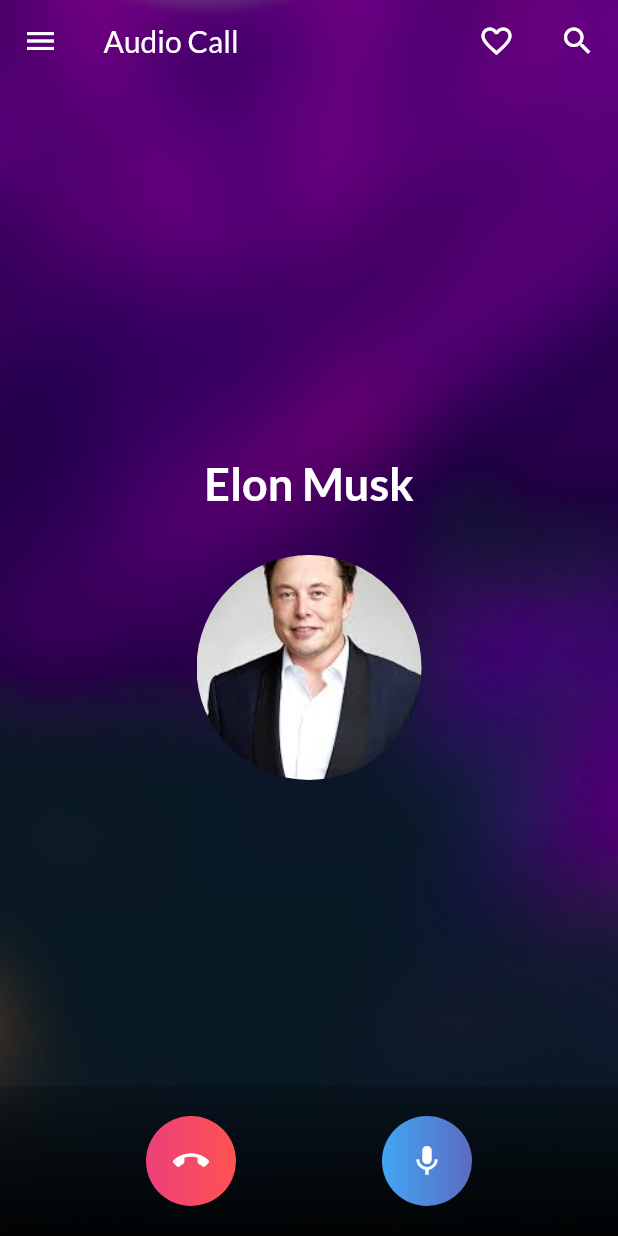
After one commit to Gauravkatva/convoz, a Flutter app: the CallScreen screen opened directly, on a phone screen of 412 x 824 dp. The commit adds this screen. Run offline on Flutter 3.47's test engine with Material 2 defaults, Android fonts, the phone set to English and light mode, and no system bars; drawn by our look-alikes of bouncing_widget; our stand-ins replace google_fonts, permission_handler; missing offline and left inert: agora_rtc_engine.

Commit message:
final commit

```diff
--- a/lib/components/live_person.dart
+++ b/lib/components/live_person.dart
@@ -1,4 +1,6 @@
 import 'package:bouncing_widget/bouncing_widget.dart';
+import 'package:convoz/screens/call_screen.dart';
+import 'package:flutter/cupertino.dart';
 import 'package:flutter/material.dart';
 import 'package:google_fonts/google_fonts.dart';
 
@@ -24,7 +26,12 @@ class LivePerson extends StatelessWidget {
             height: 10,
           ),
           BouncingWidget(
-            onPressed: () {},
+            onPressed: isLive
+                ? () {
+                    Navigator.of(context).push(
+                        CupertinoPageRoute(builder: (context) => CallScreen()));
+                  }
+                : () {},
             scaleFactor: 2,
             child: Container(
               height: 80,
--- /dev/null
+++ b/lib/screens/call_screen.dart
@@ -0,0 +1,226 @@
+import 'package:agora_rtc_engine/rtc_engine.dart';
+import 'package:bouncing_widget/bouncing_widget.dart';
+import 'package:flutter/material.dart';
+import 'package:convoz/utils/settings.dart' as settings;
+import 'package:google_fonts/google_fonts.dart';
+
+class CallScreen extends StatefulWidget {
+  String channelName;
+  CallScreen({this.channelName = settings.Channel_Name});
+  @override
+  _CallScreenState createState() => _CallScreenState();
+}
+
+class _CallScreenState extends State<CallScreen> {
+  RtcEngine engine;
+  String _imagePath = "assets/home_bg.png";
+  bool _joined = false;
+  int _remoteUid = null;
+  bool _switch = false;
+  @override
+  void initState() {
+    super.initState();
+    initPlatformState();
+  }
+
+  Future<void> initPlatformState() async {
+    // Create RTC client instance
+    var engine = await RtcEngine.create(settings.APP_ID);
+    // Define event handler
+    engine.setEventHandler(RtcEngineEventHandler(
+        joinChannelSuccess: (String channel, int uid, int elapsed) {
+      print('joinChannelSuccess ${channel} ${uid}');
+      setState(() {
+        _joined = true;
+      });
+    }, userJoined: (int uid, int elapsed) {
+      print('userJoined ${uid}');
+      setState(() {
+        _remoteUid = uid;
+      });
+    }, userOffline: (int uid, UserOfflineReason reason) {
+      print('userOffline ${uid}');
+      setState(() {
+        _remoteUid = null;
+      });
+    }));
+    // Join channel 123
+    await engine.joinChannel(settings.Token, '123', null, 0);
+  }
+
+  @override
+  Widget build(BuildContext context) {
+    return Scaffold(
+      body: Center(
+        child: Stack(
+          children: [
+            Container(
+              constraints: BoxConstraints.expand(),
+              decoration: BoxDecoration(
+                image: DecorationImage(
+                  image: AssetImage(
+                    _imagePath,
+                  ),
+                  fit: BoxFit.cover,
+                ),
+              ),
+            ),
+            Padding(
+              padding: const EdgeInsets.fromLTRB(15, 15, 15, 20),
+              child: SafeArea(
+                child: SingleChildScrollView(
+                  physics: BouncingScrollPhysics(),
+                  child: Column(
+                    children: [
+                      Row(
+                        mainAxisAlignment: MainAxisAlignment.spaceBetween,
+                        children: [
+                          Row(
+                            children: [
+                              Icon(
+                                Icons.menu,
+                                color: Colors.white,
+                              ),
+                              SizedBox(
+                                width: 30,
+                              ),
+                              Text(
+                                "Audio Call",
+                                style: GoogleFonts.lato(
+                                  textStyle: TextStyle(
+                                    color: Colors.white,
+                                    fontSize: 20,
+                                  ),
+                                ),
+                              ),
+                            ],
+                          ),
+                          Row(
+                            children: [
+                              Icon(
+                                Icons.favorite_border,
+                                color: Colors.white,
+                              ),
+                              SizedBox(
+                                width: 30,
+                              ),
+                              Icon(
+                                Icons.search,
+                                color: Colors.white,
+                              ),
+                            ],
+                          ),
+                        ],
+                      ),
+                    ],
+                  ),
+                ),
+              ),
+            ),
+            Center(
+              child: Column(
+                mainAxisAlignment: MainAxisAlignment.center,
+                children: [
+                  Text(
+                    "Elon Musk",
+                    style: GoogleFonts.lato(
+                      textStyle: TextStyle(
+                        color: Colors.white,
+                        fontWeight: FontWeight.bold,
+                        fontSize: 30,
+                      ),
+                    ),
+                  ),
+                  SizedBox(
+                    height: 30,
+                  ),
+                  Container(
+                    height: 150,
+                    width: 150,
+                    decoration: BoxDecoration(
+                      borderRadius: BorderRadius.circular(150),
+                      image: DecorationImage(
+                        image: AssetImage("assets/elon.png"),
+                        fit: BoxFit.cover,
+                      ),
+                    ),
+                  ),
+                ],
+              ),
+            ),
+            Positioned(
+              child: Align(
+                alignment: Alignment.bottomCenter,
+                child: Container(
+                  height: 100,
+                  // color: Colors.white,
+                  decoration: BoxDecoration(
+                    gradient: LinearGradient(
+                      begin: Alignment.topCenter,
+                      end: Alignment.bottomCenter,
+                      colors: [
+                        Colors.black.withOpacity(0.2),
+                        Colors.black.withOpacity(0.9),
+                      ],
+                    ),
+                  ),
+                  child: Row(
+                    mainAxisAlignment: MainAxisAlignment.spaceEvenly,
+                    children: [
+                      BouncingWidget(
+                        onPressed: () {
+                          Navigator.of(context).pop();
+                        },
+                        child: Container(
+                          height: 60,
+                          width: 60,
+                          decoration: BoxDecoration(
+                            borderRadius: BorderRadius.circular(30),
+                            gradient: LinearGradient(
+                              colors: [
+                                Colors.pink[400],
+                                Colors.redAccent[200],
+                              ],
+                            ),
+                          ),
+                          child: Center(
+                            child: Icon(
+                              Icons.call_end,
+                              color: Colors.white,
+                            ),
+                          ),
+                        ),
+                      ),
+                      BouncingWidget(
+                        onPressed: () {},
+                        child: Container(
+                          height: 60,
+                          width: 60,
+                          decoration: BoxDecoration(
+                            borderRadius: BorderRadius.circular(30),
+                            gradient: LinearGradient(
+                              colors: [
+                                Colors.blue[400],
+                                Colors.indigo[400],
+                              ],
+                            ),
+                          ),
+                          child: Center(
+                            child: Icon(
+                              Icons.mic,
+                              color: Colors.white,
+                            ),
+                          ),
+                        ),
+                      ),
+                    ],
+                  ),
+                ),
+              ),
+            ),
+          ],
+        ),
+      ),
+    );
+  }
+}
--- a/lib/screens/lending.dart
+++ b/lib/screens/lending.dart
@@ -4,6 +4,7 @@ import 'package:convoz/components/button.dart';
 import 'package:convoz/screens/home.dart';
 import 'package:flutter/cupertino.dart';
 import 'package:flutter/material.dart';
+import 'package:permission_handler/permission_handler.dart';
 
 class Lending extends StatefulWidget {
   @override
@@ -12,6 +13,23 @@ class Lending extends StatefulWidget {
 
 class _LendingState extends State<Lending> {
   String _imagePath = "assets/lending.jpg";
+
+  Future<void> onJoin() async {
+    // await for camera and mic permissions before pushing video page
+    await _handleCameraAndMic(Permission.microphone);
+    var micStatus = await Permission.microphone.status;
+    // push video page with given channel name
+    if (micStatus.isGranted) {
+      Navigator.of(context)
+          .push(CupertinoPageRoute(builder: (context) => HomePage()));
+    }
+  }
+
+  Future<void> _handleCameraAndMic(Permission permission) async {
+    final status = await permission.request();
+    print(status);
+  }
+
   @override
   Widget build(BuildContext context) {
     return Scaffold(
@@ -50,10 +68,7 @@ class _LendingState extends State<Lending> {
                   textStyle: TextStyle(
                     color: Colors.white,
                   ),
-                  onPressed: () {
-                    Navigator.of(context).push(
-                        CupertinoPageRoute(builder: (context) => HomePage()));
-                  },
+                  onPressed: onJoin,
                 ),
                 SizedBox(
                   height: 15,
@@ -63,10 +78,7 @@ class _LendingState extends State<Lending> {
                   textStyle: TextStyle(
                     color: Colors.white,
                   ),
-                  onPressed: () {
-                    Navigator.of(context).push(
-                        CupertinoPageRoute(builder: (context) => HomePage()));
-                  },
+                  onPressed: onJoin,
                 ),
                 SizedBox(
                   height: 15,
--- /dev/null
+++ b/lib/utils/settings.dart
@@ -0,0 +1,3 @@
+const APP_ID = "4490eac52e3946fab50c99e698e59de2";
+const Channel_Name = "Gaurav_Test";
+const Token = "";
--- a/pubspec.yaml
+++ b/pubspec.yaml
@@ -23,6 +23,8 @@ environment:
 dependencies:
   bouncing_widget: ^1.2.3
   google_fonts: ^1.1.2
+  agora_rtc_engine: ^3.2.1
+  permission_handler: ^5.1.0+2
 
   flutter:
     sdk: flutter
```
Also changed, not shown: 3 other files.
